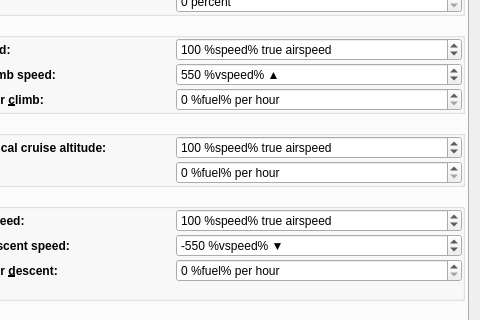
Before: the Qt Designer form src/perf/aircraftperfdialog.ui in albar965/littlenavmap, drawn with Qt 5; both pictures show x 131 to 611 and y 245 to 565 of the 611 by 774 pixel window.
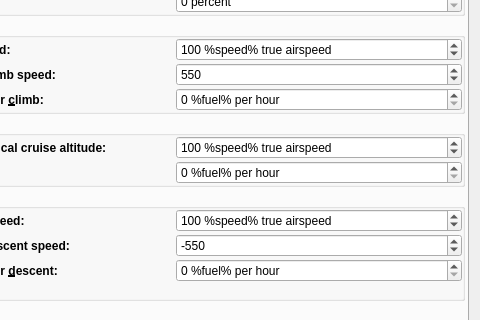
After: the same form once the commit is applied. The open tabs and pages were chosen to show the change.

Patch:
```diff
--- a/src/perf/aircraftperfdialog.ui
+++ b/src/perf/aircraftperfdialog.ui
@@ -689,9 +689,6 @@
             <property name="showGroupSeparator" stdset="0">
              <bool>true</bool>
             </property>
-            <property name="suffix">
-             <string> %vspeed% ▲</string>
-            </property>
             <property name="decimals">
              <number>0</number>
             </property>
@@ -918,9 +915,6 @@
             <property name="showGroupSeparator" stdset="0">
              <bool>true</bool>
             </property>
-            <property name="suffix">
-             <string> %vspeed% ▼</string>
-            </property>
             <property name="decimals">
              <number>0</number>
             </property>
```
